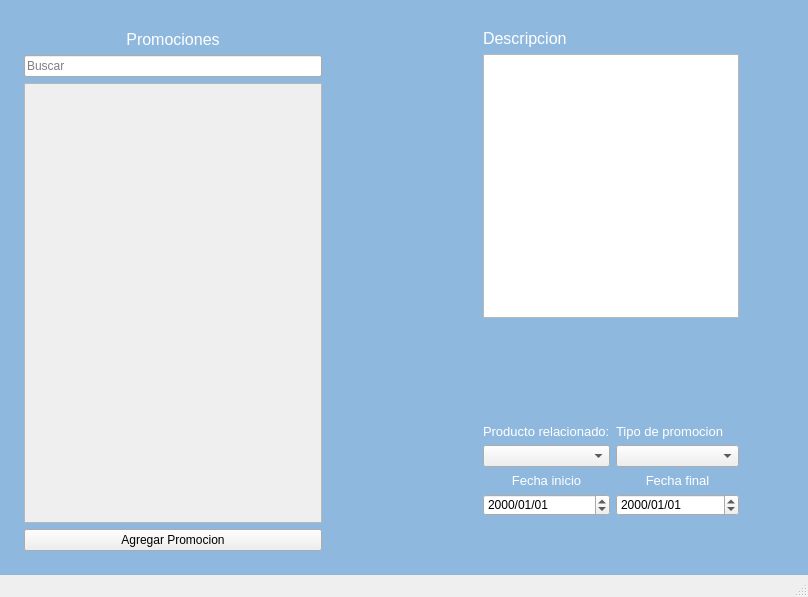
Above: RawInterfaces/Promociones.ui from Ventthos/PollosExpress before the change. Below: the same form after it.
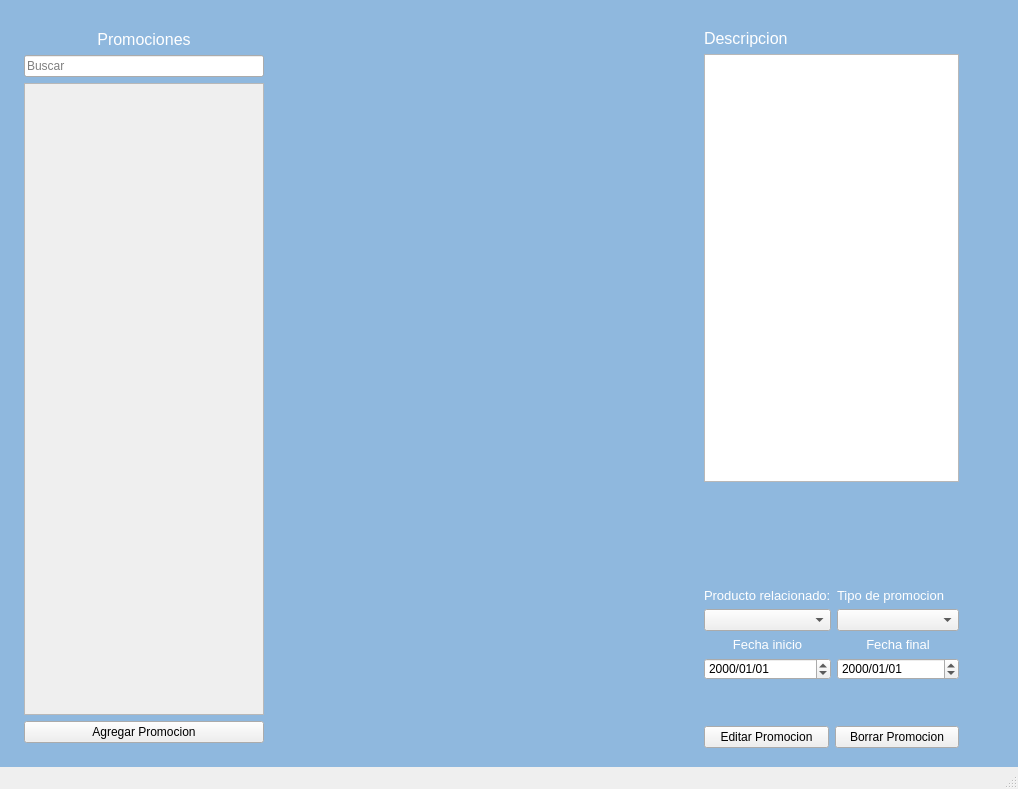
That is the form after the change.

Commit message:
ya esta promociones
me quiero morir

```diff
--- a/RawInterfaces/Promociones.ui
+++ b/RawInterfaces/Promociones.ui
@@ -6,8 +6,8 @@
    <rect>
     <x>0</x>
     <y>0</y>
-    <width>808</width>
-    <height>597</height>
+    <width>1018</width>
+    <height>789</height>
    </rect>
   </property>
   <property name="windowTitle">
@@ -131,7 +131,7 @@
            <x>0</x>
            <y>0</y>
            <width>238</width>
-           <height>398</height>
+           <height>590</height>
           </rect>
          </property>
         </widget>
@@ -149,8 +149,8 @@
       </property>
       <property name="sizeHint" stdset="0">
        <size>
-        <width>120</width>
-        <height>20</height>
+        <width>400</width>
+        <height>200</height>
        </size>
       </property>
      </spacer>
@@ -164,12 +164,12 @@
        <number>20</number>
       </property>
       <property name="rightMargin">
-       <number>60</number>
+       <number>50</number>
       </property>
       <property name="bottomMargin">
        <number>10</number>
       </property>
-      <item row="2" column="0">
+      <item row="3" column="0">
        <layout class="QGridLayout" name="gridLayout_3">
         <item row="0" column="0">
          <layout class="QGridLayout" name="GridDatos">
@@ -318,17 +318,25 @@
         </property>
        </widget>
       </item>
-      <item row="1" column="0">
-       <widget class="QTextEdit" name="textEdit">
-        <property name="maximumSize">
-         <size>
-          <width>500</width>
-          <height>16777215</height>
-         </size>
-        </property>
-       </widget>
+      <item row="5" column="0">
+       <layout class="QGridLayout" name="gridLayout_2">
+        <item row="0" column="0">
+         <widget class="QPushButton" name="EditarPromocionButton">
+          <property name="text">
+           <string>Editar Promocion</string>
+          </property>
+         </widget>
+        </item>
+        <item row="0" column="1">
+         <widget class="QPushButton" name="BorrarPromocionBoton">
+          <property name="text">
+           <string>Borrar Promocion</string>
+          </property>
+         </widget>
+        </item>
+       </layout>
       </item>
-      <item row="3" column="0">
+      <item row="4" column="0">
        <spacer name="verticalSpacer">
         <property name="orientation">
          <enum>Qt::Vertical</enum>
@@ -344,6 +352,9 @@
         </property>
        </spacer>
       </item>
+      <item row="2" column="0">
+       <widget class="QTextEdit" name="textodescripcion"/>
+      </item>
      </layout>
     </item>
    </layout>
```
Left out of the diff: 2 changed lines with no effect on the pictures. The commit also changes 5 other files.
